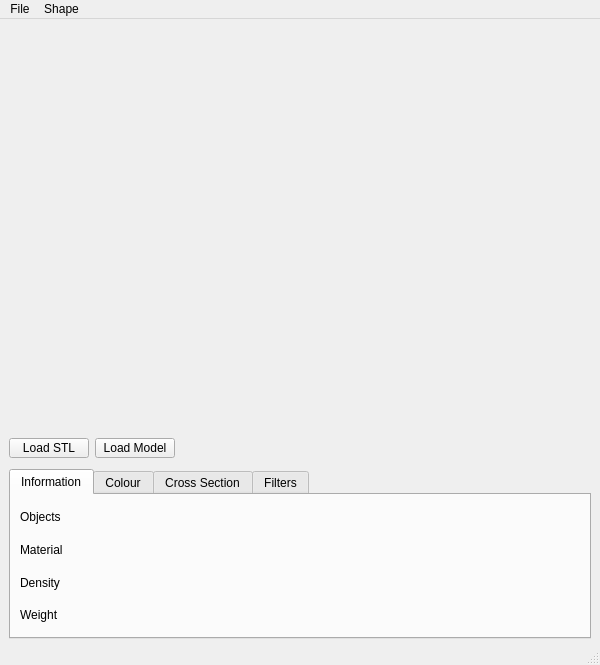
Qt form QtModelLoader/mainwindow.ui (eeyaw4/Group20ProjectWork) before a commit.
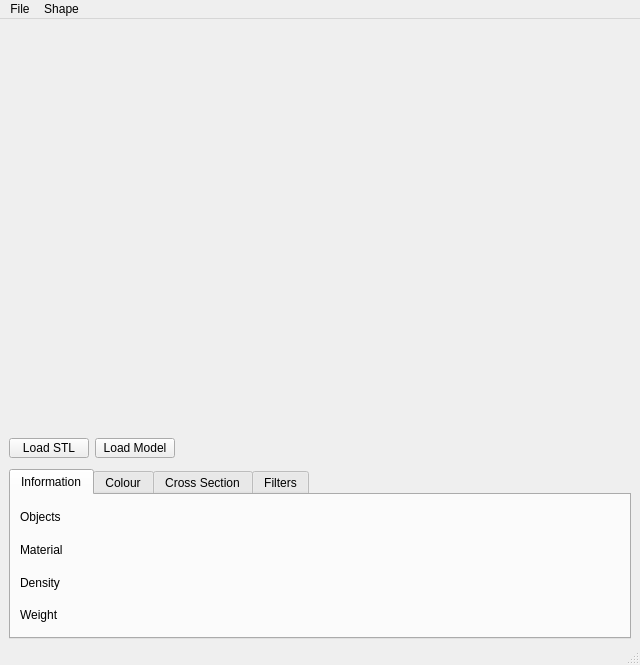
The same form after that commit. The open tabs and pages were chosen to show the change. Icons and pictures are not drawn. Custom widgets are drawn as their Qt base class.

What changed in the file:
```diff
--- a/QtModelLoader/mainwindow.ui
+++ b/QtModelLoader/mainwindow.ui
@@ -6,7 +6,7 @@
    <rect>
     <x>0</x>
     <y>0</y>
-    <width>600</width>
+    <width>640</width>
     <height>665</height>
    </rect>
   </property>
@@ -790,7 +790,7 @@
     <rect>
      <x>0</x>
      <y>0</y>
-     <width>600</width>
+     <width>640</width>
      <height>21</height>
     </rect>
    </property>
```
Left out of the diff: 2 changed lines with no effect on the pictures.
